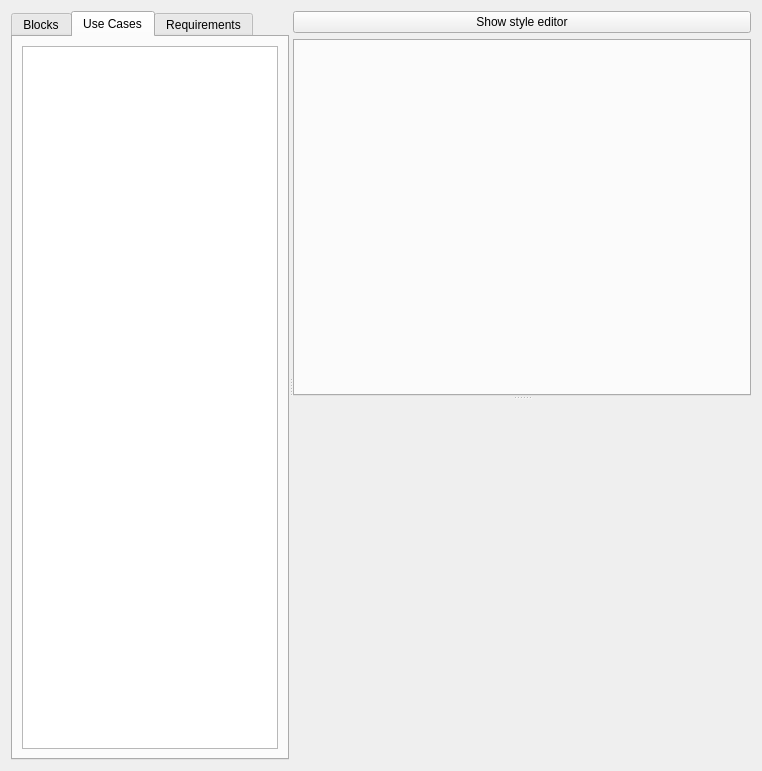
Above: src/gui/design/architecture_view.ui from archtool/archtool before the change. Below: the same form after it.
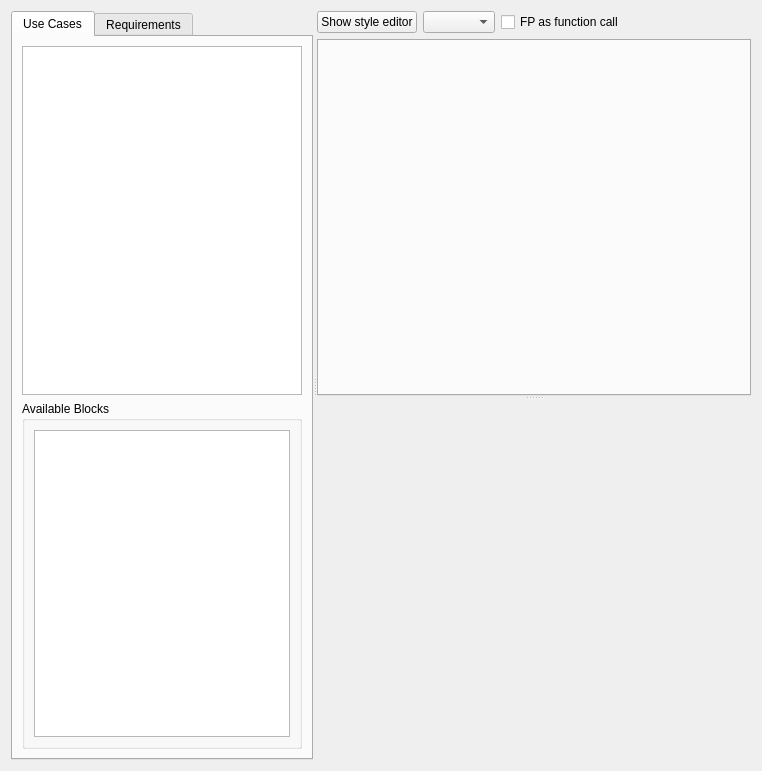
That is the form after the change. The open tabs and pages were chosen to show the change. Custom widgets are drawn as their Qt base class.

The edit to the form file:
```diff
--- a/src/gui/design/architecture_view.ui
+++ b/src/gui/design/architecture_view.ui
@@ -13,62 +13,28 @@
   <property name="windowTitle">
    <string>Form</string>
   </property>
-  <layout class="QVBoxLayout" name="verticalLayout">
+  <layout class="QVBoxLayout" name="verticalLayout_4">
    <item>
     <widget class="QSplitter" name="splitter_2">
-     <property name="sizePolicy">
-      <sizepolicy hsizetype="Expanding" vsizetype="Expanding">
-       <horstretch>0</horstretch>
-       <verstretch>0</verstretch>
-      </sizepolicy>
-     </property>
      <property name="orientation">
       <enum>Qt::Horizontal</enum>
      </property>
      <widget class="QTabWidget" name="tabWidget">
+      <property name="sizePolicy">
+       <sizepolicy hsizetype="Preferred" vsizetype="Expanding">
+        <horstretch>0</horstretch>
+        <verstretch>0</verstretch>
+       </sizepolicy>
+      </property>
+      <property name="minimumSize">
+       <size>
+        <width>0</width>
+        <height>0</height>
+       </size>
+      </property>
       <property name="currentIndex">
        <number>2</number>
       </property>
-      <widget class="QWidget" name="tab">
-       <attribute name="title">
-        <string>Blocks</string>
-       </attribute>
-       <layout class="QVBoxLayout" name="verticalLayout_3">
-        <item>
-         <widget class="ModelItemTree" name="treeBlocks">
-          <property name="contextMenuPolicy">
-           <enum>Qt::ActionsContextMenu</enum>
-          </property>
-          <property name="editTriggers">
-           <set>QAbstractItemView::EditKeyPressed</set>
-          </property>
-          <property name="dragEnabled">
-           <bool>true</bool>
-          </property>
-          <property name="dragDropMode">
-           <enum>QAbstractItemView::DragDrop</enum>
-          </property>
-          <property name="defaultDropAction">
-           <enum>Qt::IgnoreAction</enum>
-          </property>
-          <property name="selectionMode">
-           <enum>QAbstractItemView::ExtendedSelection</enum>
-          </property>
-          <property name="rootIsDecorated">
-           <bool>true</bool>
-          </property>
-          <property name="headerHidden">
-           <bool>true</bool>
-          </property>
-          <column>
-           <property name="text">
-            <string notr="true">1</string>
-           </property>
-          </column>
-         </widget>
-        </item>
-       </layout>
-      </widget>
       <widget class="QWidget" name="tab_2">
        <attribute name="title">
         <string>Use Cases</string>
@@ -104,6 +70,54 @@
           </column>
          </widget>
         </item>
+        <item>
+         <widget class="QGroupBox" name="groupBox">
+          <property name="sizePolicy">
+           <sizepolicy hsizetype="Expanding" vsizetype="Expanding">
+            <horstretch>0</horstretch>
+            <verstretch>0</verstretch>
+           </sizepolicy>
+          </property>
+          <property name="title">
+           <string>Available Blocks</string>
+          </property>
+          <layout class="QVBoxLayout" name="verticalLayout_3">
+           <item>
+            <widget class="ModelItemTree" name="treeBlocks">
+             <property name="contextMenuPolicy">
+              <enum>Qt::ActionsContextMenu</enum>
+             </property>
+             <property name="editTriggers">
+              <set>QAbstractItemView::EditKeyPressed</set>
+             </property>
+             <property name="dragEnabled">
+              <bool>true</bool>
+             </property>
+             <property name="dragDropMode">
+              <enum>QAbstractItemView::DragDrop</enum>
+             </property>
+             <property name="defaultDropAction">
+              <enum>Qt::IgnoreAction</enum>
+             </property>
+             <property name="selectionMode">
+              <enum>QAbstractItemView::ExtendedSelection</enum>
+             </property>
+             <property name="rootIsDecorated">
+              <bool>true</bool>
+             </property>
+             <property name="headerHidden">
+              <bool>true</bool>
+             </property>
+             <column>
+              <property name="text">
+               <string notr="true">1</string>
+              </property>
+             </column>
+            </widget>
+           </item>
+          </layout>
+         </widget>
+        </item>
        </layout>
       </widget>
       <widget class="QWidget" name="tab_4">
@@ -148,27 +162,69 @@
       <property name="sizePolicy">
        <sizepolicy hsizetype="Preferred" vsizetype="Expanding">
         <horstretch>1</horstretch>
-        <verstretch>1</verstretch>
+        <verstretch>0</verstretch>
        </sizepolicy>
       </property>
+      <property name="frameShape">
+       <enum>QFrame::NoFrame</enum>
+      </property>
       <property name="orientation">
        <enum>Qt::Vertical</enum>
       </property>
       <widget class="QWidget" name="layoutWidget">
-       <layout class="QVBoxLayout" name="verticalLayout_4">
+       <layout class="QVBoxLayout" name="verticalLayout">
         <item>
-         <widget class="QPushButton" name="btnShowStyles">
-          <property name="text">
-           <string>Show style editor</string>
-          </property>
-         </widget>
+         <layout class="QHBoxLayout" name="horizontalLayout_2">
+          <item>
+           <widget class="QPushButton" name="btnShowStyles">
+            <property name="text">
+             <string>Show style editor</string>
+            </property>
+           </widget>
+          </item>
+          <item>
+           <widget class="QComboBox" name="cmbRole"/>
+          </item>
+          <item>
+           <widget class="QCheckBox" name="chkFunctionFP">
+            <property name="toolTip">
+             <string/>
+            </property>
+            <property name="statusTip">
+             <string/>
+            </property>
+            <property name="whatsThis">
+             <string/>
+            </property>
+            <property name="text">
+             <string>FP as function call</string>
+            </property>
+            <property name="tristate">
+             <bool>false</bool>
+            </property>
+           </widget>
+          </item>
+          <item>
+           <spacer name="horizontalSpacer">
+            <property name="orientation">
+             <enum>Qt::Horizontal</enum>
+            </property>
+            <property name="sizeHint" stdset="0">
+             <size>
+              <width>40</width>
+              <height>20</height>
+             </size>
+            </property>
+           </spacer>
+          </item>
+         </layout>
         </item>
         <item>
          <widget class="QTabWidget" name="tabGraphicViews">
           <property name="sizePolicy">
            <sizepolicy hsizetype="Expanding" vsizetype="Expanding">
             <horstretch>1</horstretch>
-            <verstretch>1</verstretch>
+            <verstretch>3</verstretch>
            </sizepolicy>
           </property>
           <property name="currentIndex">
@@ -186,7 +242,7 @@
       </widget>
       <widget class="QScrollArea" name="areaDetails">
        <property name="sizePolicy">
-        <sizepolicy hsizetype="Expanding" vsizetype="Expanding">
+        <sizepolicy hsizetype="Expanding" vsizetype="Preferred">
          <horstretch>1</horstretch>
          <verstretch>0</verstretch>
         </sizepolicy>
@@ -205,8 +261,8 @@
          <rect>
           <x>0</x>
           <y>0</y>
-          <width>483</width>
-          <height>345</height>
+          <width>469</width>
+          <height>335</height>
          </rect>
         </property>
        </widget>
```
Left out of the diff: 2 changed lines with no effect on the pictures.
